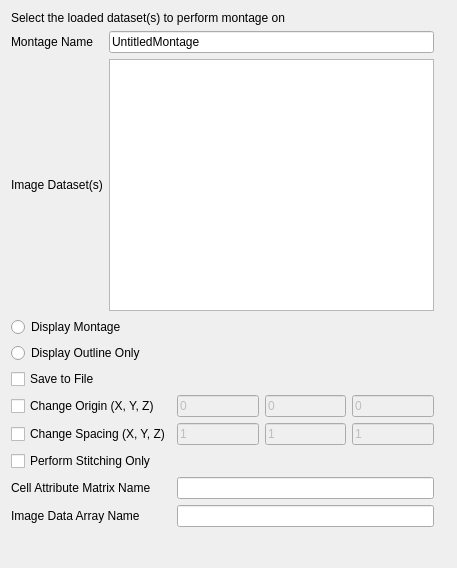
Qt form SIMPLVtkLib/Wizards/PerformMontage/UI_Files/DisplayTypeSelectionPage.ui (tplatt77/SIMPLVtkLib) before a commit.
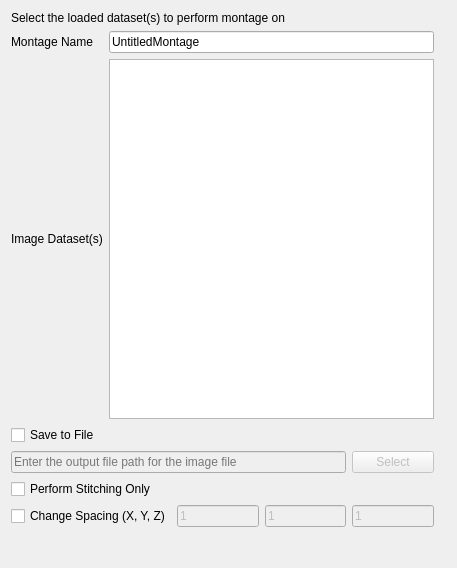
The same form after that commit. Custom widgets are drawn as their Qt base class.

Commit message: Simplified the Perform Montage wizard to a single page

The edit to the form file:
```diff
--- a/SIMPLVtkLib/Wizards/PerformMontage/UI_Files/DisplayTypeSelectionPage.ui
+++ b/SIMPLVtkLib/Wizards/PerformMontage/UI_Files/DisplayTypeSelectionPage.ui
@@ -17,7 +17,14 @@
    <property name="sizeConstraint">
     <enum>QLayout::SetDefaultConstraint</enum>
    </property>
-   <item row="8" column="0" colspan="3">
+   <item row="0" column="0">
+    <widget class="QLabel" name="label_2">
+     <property name="text">
+      <string>Select the loaded dataset(s) to perform montage on</string>
+     </property>
+    </widget>
+   </item>
+   <item row="6" column="0" colspan="3">
     <spacer name="verticalSpacer">
      <property name="orientation">
       <enum>Qt::Vertical</enum>
@@ -33,20 +40,6 @@
      </property>
     </spacer>
    </item>
-   <item row="0" column="0">
-    <widget class="QLabel" name="label_2">
-     <property name="text">
-      <string>Select the loaded dataset(s) to perform montage on</string>
-     </property>
-    </widget>
-   </item>
-   <item row="2" column="0">
-    <widget class="QRadioButton" name="displayMontageRB">
-     <property name="text">
-      <string>Display Montage</string>
-     </property>
-    </widget>
-   </item>
    <item row="1" column="0">
     <layout class="QGridLayout" name="gridLayout_2">
      <item row="1" column="0">
@@ -75,16 +68,9 @@
      </item>
     </layout>
    </item>
-   <item row="5" column="0">
+   <item row="3" column="0">
     <layout class="QGridLayout" name="advancedGridLayout">
-     <item row="3" column="1" colspan="3">
-      <widget class="QLineEdit" name="cellAttrMatrixNameLE">
-       <property name="text">
-        <string/>
-       </property>
-      </widget>
-     </item>
-     <item row="1" column="1">
+     <item row="3" column="1">
       <widget class="QLineEdit" name="spacingX">
        <property name="enabled">
         <bool>false</bool>
@@ -94,60 +80,20 @@
        </property>
       </widget>
      </item>
-     <item row="0" column="1">
-      <widget class="QLineEdit" name="originX">
-       <property name="enabled">
-        <bool>false</bool>
-       </property>
+     <item row="0" column="0">
+      <widget class="QCheckBox" name="saveToFileCB">
        <property name="text">
-        <string>0</string>
+        <string>Save to File</string>
        </property>
       </widget>
      </item>
-     <item row="0" column="3">
-      <widget class="QLineEdit" name="originZ">
-       <property name="enabled">
-        <bool>false</bool>
-       </property>
-       <property name="text">
-        <string>0</string>
-       </property>
-      </widget>
-     </item>
-     <item row="1" column="3">
-      <widget class="QLineEdit" name="spacingZ">
-       <property name="enabled">
-        <bool>false</bool>
-       </property>
-       <property name="text">
-        <string>1</string>
-       </property>
-      </widget>
-     </item>
-     <item row="1" column="0">
+     <item row="3" column="0">
       <widget class="QCheckBox" name="changeSpacingCB">
        <property name="text">
         <string>Change Spacing (X, Y, Z)</string>
        </property>
       </widget>
      </item>
-     <item row="0" column="2">
-      <widget class="QLineEdit" name="originY">
-       <property name="enabled">
-        <bool>false</bool>
-       </property>
-       <property name="text">
-        <string>0</string>
-       </property>
-      </widget>
-     </item>
-     <item row="0" column="0">
-      <widget class="QCheckBox" name="changeOriginCB">
-       <property name="text">
-        <string>Change Origin (X, Y, Z)</string>
-       </property>
-      </widget>
-     </item>
      <item row="2" column="0">
       <widget class="QCheckBox" name="stitchingOnlyCB">
        <property name="text">
@@ -155,7 +101,17 @@
        </property>
       </widget>
      </item>
-     <item row="1" column="2">
+     <item row="3" column="3">
+      <widget class="QLineEdit" name="spacingZ">
+       <property name="enabled">
+        <bool>false</bool>
+       </property>
+       <property name="text">
+        <string>1</string>
+       </property>
+      </widget>
+     </item>
+     <item row="3" column="2">
       <widget class="QLineEdit" name="spacingY">
        <property name="enabled">
         <bool>false</bool>
@@ -165,39 +121,31 @@
        </property>
       </widget>
      </item>
-     <item row="4" column="1" colspan="3">
-      <widget class="QLineEdit" name="imageArrayNameLE"/>
-     </item>
-     <item row="3" column="0">
-      <widget class="QLabel" name="label_4">
+     <item row="1" column="0" colspan="3">
+      <widget class="QLineEdit" name="dataFileLE">
+       <property name="enabled">
+        <bool>false</bool>
+       </property>
        <property name="text">
-        <string>Cell Attribute Matrix Name</string>
+        <string/>
+       </property>
+       <property name="placeholderText">
+        <string>Enter the output file path for the image file</string>
        </property>
       </widget>
      </item>
-     <item row="4" column="0">
-      <widget class="QLabel" name="label_5">
+     <item row="1" column="3">
+      <widget class="QPushButton" name="selectButton">
+       <property name="enabled">
+        <bool>false</bool>
+       </property>
        <property name="text">
-        <string>Image Data Array Name</string>
+        <string>Select</string>
        </property>
       </widget>
      </item>
     </layout>
    </item>
-   <item row="3" column="0">
-    <widget class="QRadioButton" name="outlineOnlyRB">
-     <property name="text">
-      <string>Display Outline Only</string>
-     </property>
-    </widget>
-   </item>
-   <item row="4" column="0">
-    <widget class="QCheckBox" name="saveToFileCB">
-     <property name="text">
-      <string>Save to File</string>
-     </property>
-    </widget>
-   </item>
   </layout>
  </widget>
  <customwidgets>
```
The commit also changes 8 other files.
